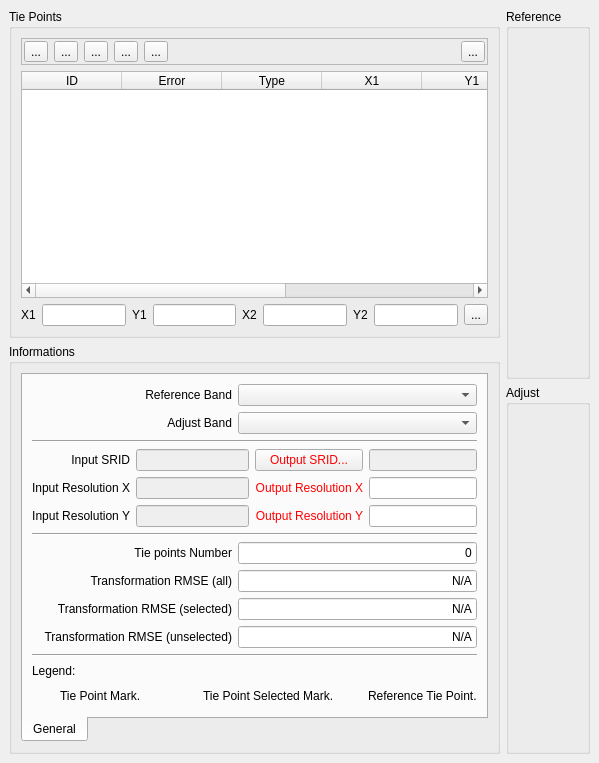
Before: the Qt Designer form src/terralib/qt/widgets/rp/ui/TiePointLocatorWidgetForm.ui in claudiobogossian/terralib5, drawn with Qt 5.
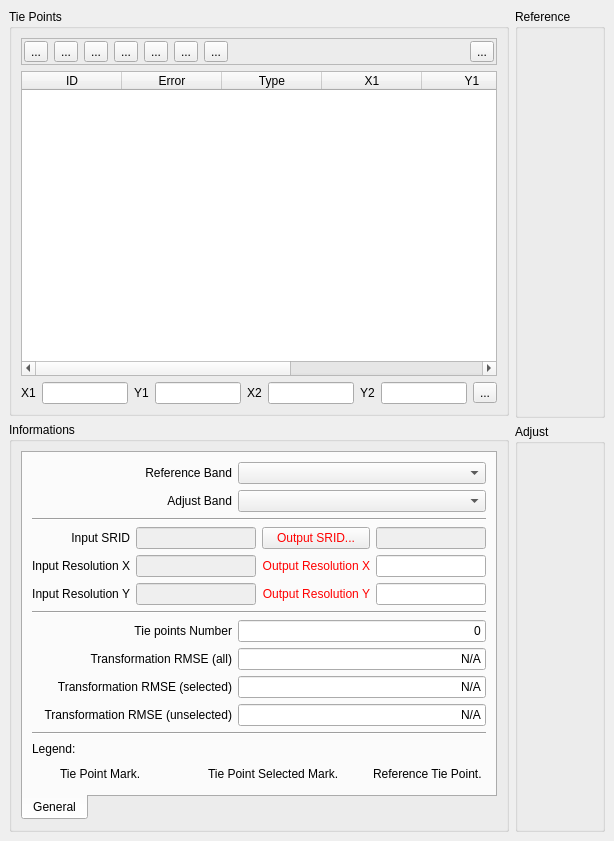
After: the same form once the commit is applied.

Patch:
```diff
--- a/src/terralib/qt/widgets/rp/ui/TiePointLocatorWidgetForm.ui
+++ b/src/terralib/qt/widgets/rp/ui/TiePointLocatorWidgetForm.ui
@@ -6,8 +6,8 @@
    <rect>
     <x>0</x>
     <y>0</y>
-    <width>599</width>
-    <height>763</height>
+    <width>614</width>
+    <height>841</height>
    </rect>
   </property>
   <property name="windowTitle">
@@ -71,7 +71,7 @@
                <property name="bottomMargin">
                 <number>2</number>
                </property>
-               <item row="0" column="5">
+               <item row="0" column="7">
                 <spacer name="horizontalSpacer">
                  <property name="orientation">
                   <enum>Qt::Horizontal</enum>
@@ -134,7 +134,7 @@
                  </property>
                 </widget>
                </item>
-               <item row="0" column="6">
+               <item row="0" column="8">
                 <widget class="QToolButton" name="m_doneToolButton">
                  <property name="toolTip">
                   <string>Finishes the tie-points acquiring and return</string>
@@ -144,12 +144,32 @@
                  </property>
                 </widget>
                </item>
+               <item row="0" column="5">
+                <widget class="QToolButton" name="m_loadTiePointsToolButton_">
+                 <property name="toolTip">
+                  <string>Load tie-points from disk</string>
+                 </property>
+                 <property name="text">
+                  <string>...</string>
+                 </property>
+                </widget>
+               </item>
+               <item row="0" column="6">
+                <widget class="QToolButton" name="m_saveTiePointsToolButton_">
+                 <property name="toolTip">
+                  <string>Save tie-points to disk</string>
+                 </property>
+                 <property name="text">
+                  <string>...</string>
+                 </property>
+                </widget>
+               </item>
               </layout>
              </widget>
             </item>
             <item row="1" column="0">
              <layout class="QGridLayout" name="gridLayout_3">
-              <item row="1" column="0">
+              <item row="2" column="0">
                <layout class="QGridLayout" name="gridLayout_2">
                 <item row="0" column="6">
                  <widget class="QLabel" name="label_14">
```
